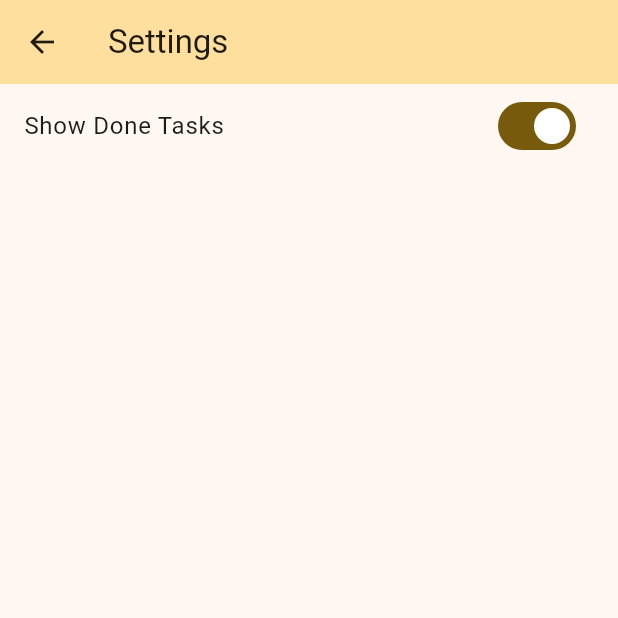
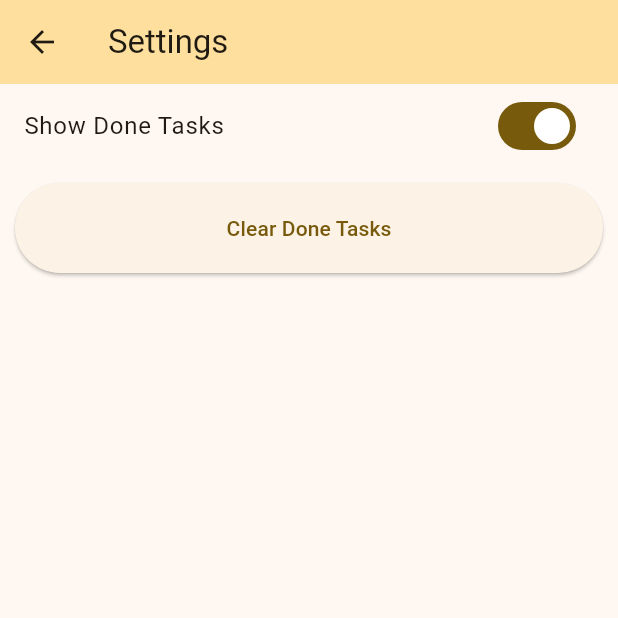
Before and after one commit to andrereus/plan_task, a Flutter app: the SettingsScreen screen opened by its route, on a phone screen of 412 x 824 dp, the top half of it. Run offline on Flutter 3.47's test engine with Material 2 defaults, Android fonts, the phone set to English and light mode, and no system bars; our stand-ins replace hive_flutter, sizer; accounts and stored records are empty.

Commit message:
Clear done tasks

```diff
--- a/lib/providers/task_list_provider.dart
+++ b/lib/providers/task_list_provider.dart
@@ -35,6 +35,12 @@ class TaskListProvider extends ChangeNotifier {
     notifyListeners();
   }
 
+  void clearDoneTasks() {
+    _tasks.removeWhere((task) => task['done']);
+    hiveService.saveTasks(_tasks);
+    notifyListeners();
+  }
+
   void _loadTasks() {
     _tasks = hiveService.loadTasks() ?? [];
     notifyListeners();
--- a/lib/screens/settings_screen.dart
+++ b/lib/screens/settings_screen.dart
@@ -2,6 +2,7 @@
 
 import 'package:flutter/material.dart';
 import 'package:plan_task/providers/settings_provider.dart';
+import 'package:plan_task/providers/task_list_provider.dart';
 import 'package:provider/provider.dart';
 
 class SettingsScreen extends StatefulWidget {
@@ -19,7 +20,9 @@ class _SettingsScreenState extends State<SettingsScreen> {
         title: Text('Settings'),
         backgroundColor: Theme.of(context).colorScheme.primaryContainer,
       ),
-      body: Consumer<SettingsProvider>(
+      body: Column(
+        children: [
+          Consumer<SettingsProvider>(
             builder: (context, settings, child) {
               return SwitchListTile(
                 title: Text('Show Done Tasks'),
@@ -30,6 +33,25 @@ class _SettingsScreenState extends State<SettingsScreen> {
               );
             },
           ),
+          Container(
+            width: double.infinity,
+            margin: EdgeInsets.all(10),
+            child: ElevatedButton(
+              style: ElevatedButton.styleFrom(
+                padding: EdgeInsets.symmetric(
+                  vertical: 20,
+                ),
+              ),
+              onPressed: () {
+                Provider.of<TaskListProvider>(context, listen: false)
+                    .clearDoneTasks();
+                Navigator.pop(context);
+              },
+              child: Text('Clear Done Tasks'),
+            ),
+          ),
+        ],
+      ),
     );
   }
 }
```
Also changed, not shown: lib/screens/add_task_screen.dart (+8 -1 lines). Lines whose indentation alone changed are shown as unchanged.
